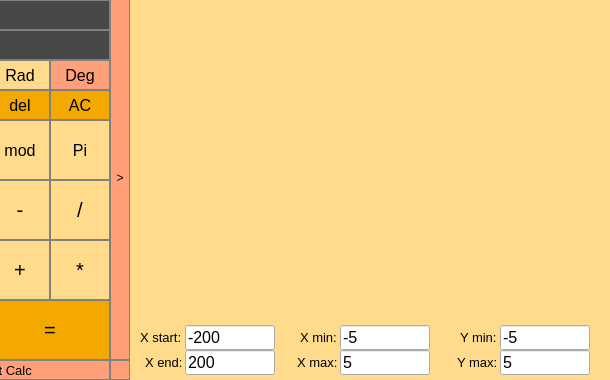
burshlatt/CPP_Qt_SmartCalc, file src/view/calc/view_calc.ui: the form before one commit; both pictures show x 350 to 960 and y 0 to 380 of the 960 by 380 pixel window.
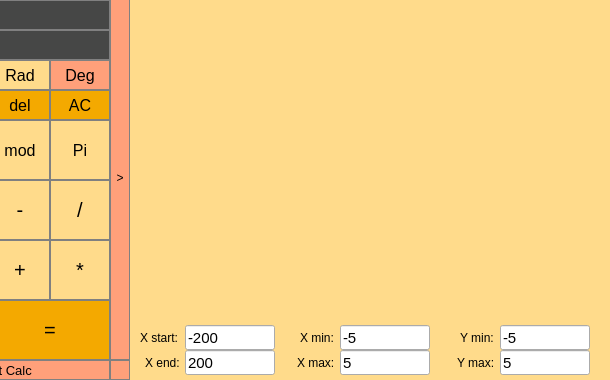
The form after the commit.

Diff of the .ui file:
```diff
--- a/src/view/calc/view_calc.ui
+++ b/src/view/calc/view_calc.ui
@@ -1191,7 +1191,7 @@
     </property>
     <property name="font">
      <font>
-      <pointsize>12</pointsize>
+      <pointsize>11</pointsize>
      </font>
     </property>
     <property name="text">
@@ -1209,7 +1209,7 @@
     </property>
     <property name="font">
      <font>
-      <pointsize>12</pointsize>
+      <pointsize>11</pointsize>
      </font>
     </property>
     <property name="text">
@@ -1227,7 +1227,7 @@
     </property>
     <property name="font">
      <font>
-      <pointsize>12</pointsize>
+      <pointsize>11</pointsize>
      </font>
     </property>
     <property name="text">
@@ -1245,7 +1245,7 @@
     </property>
     <property name="font">
      <font>
-      <pointsize>12</pointsize>
+      <pointsize>11</pointsize>
      </font>
     </property>
     <property name="text">
@@ -1348,7 +1348,7 @@
     </property>
     <property name="font">
      <font>
-      <pointsize>12</pointsize>
+      <pointsize>11</pointsize>
      </font>
     </property>
     <property name="text">
@@ -1366,7 +1366,7 @@
     </property>
     <property name="font">
      <font>
-      <pointsize>12</pointsize>
+      <pointsize>11</pointsize>
      </font>
     </property>
     <property name="text">
@@ -1384,7 +1384,7 @@
     </property>
     <property name="font">
      <font>
-      <pointsize>10</pointsize>
+      <pointsize>9</pointsize>
      </font>
     </property>
     <property name="styleSheet">
@@ -1407,7 +1407,7 @@
     </property>
     <property name="font">
      <font>
-      <pointsize>10</pointsize>
+      <pointsize>9</pointsize>
      </font>
     </property>
     <property name="styleSheet">
@@ -1430,7 +1430,7 @@
     </property>
     <property name="font">
      <font>
-      <pointsize>10</pointsize>
+      <pointsize>9</pointsize>
      </font>
     </property>
     <property name="styleSheet">
@@ -1453,7 +1453,7 @@
     </property>
     <property name="font">
      <font>
-      <pointsize>10</pointsize>
+      <pointsize>9</pointsize>
      </font>
     </property>
     <property name="styleSheet">
@@ -1476,7 +1476,7 @@
     </property>
     <property name="font">
      <font>
-      <pointsize>10</pointsize>
+      <pointsize>9</pointsize>
      </font>
     </property>
     <property name="styleSheet">
@@ -1499,7 +1499,7 @@
     </property>
     <property name="font">
      <font>
-      <pointsize>10</pointsize>
+      <pointsize>9</pointsize>
      </font>
     </property>
     <property name="styleSheet">
```
